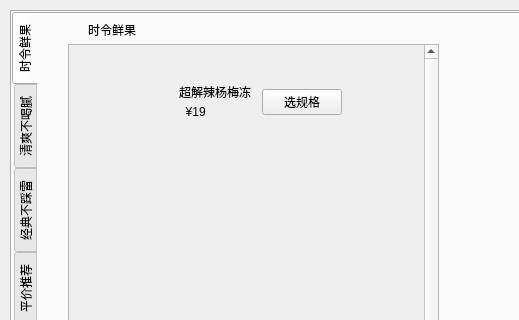
First picture: the form in user.ui, repository Alyssa-Zhou/qt_naicha, before the edit; both pictures show x 0 to 519 and y 0 to 320 of the 861 by 490 pixel window.
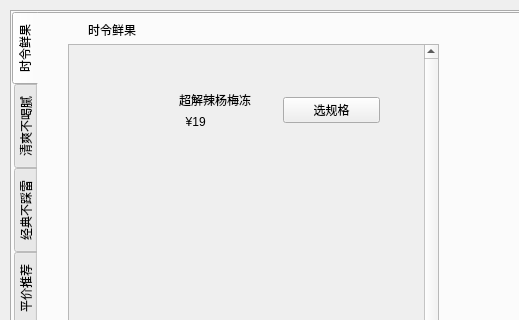
Second picture: the form after the edit.

Patch:
```diff
--- a/user.ui
+++ b/user.ui
@@ -100,7 +100,7 @@
           <rect>
            <x>0</x>
            <y>0</y>
-           <width>352</width>
+           <width>348</width>
            <height>498</height>
           </rect>
          </property>
@@ -113,13 +113,13 @@
             <height>361</height>
            </rect>
           </property>
-          <widget class="QWidget" name="">
+          <widget class="QWidget" name="layoutWidget">
            <property name="geometry">
             <rect>
              <x>110</x>
              <y>40</y>
-             <width>163</width>
-             <height>34</height>
+             <width>201</width>
+             <height>51</height>
             </rect>
            </property>
            <layout class="QGridLayout" name="gridLayout">
```
Left out of the diff: 2 changed lines with no effect on the pictures.
